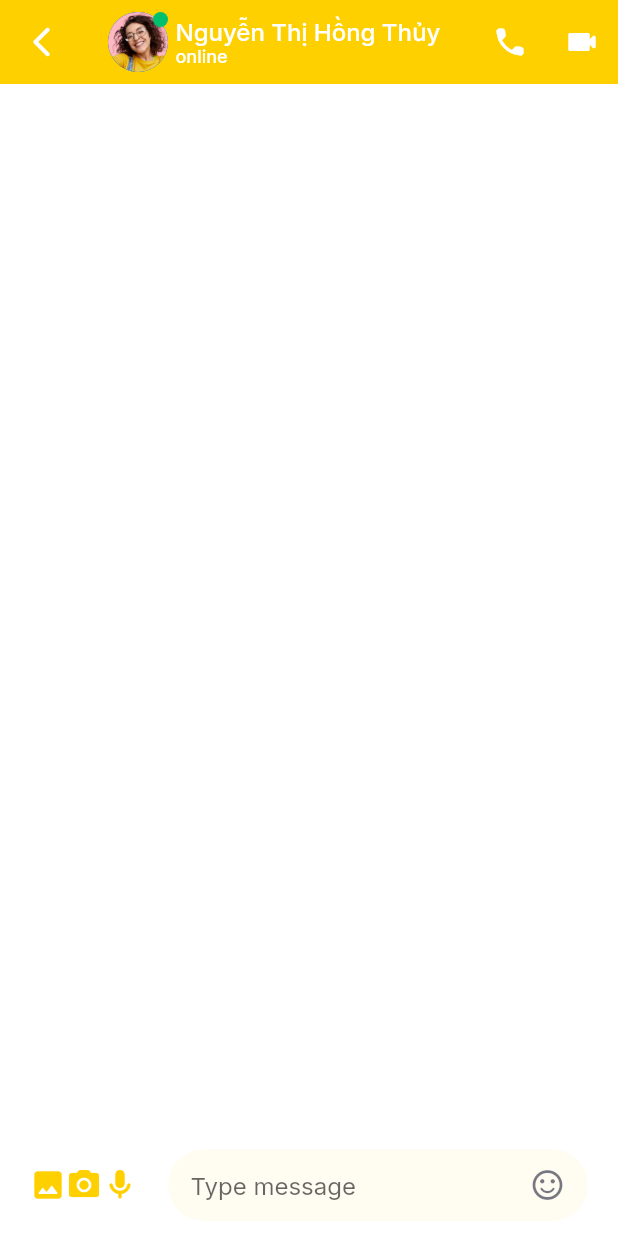
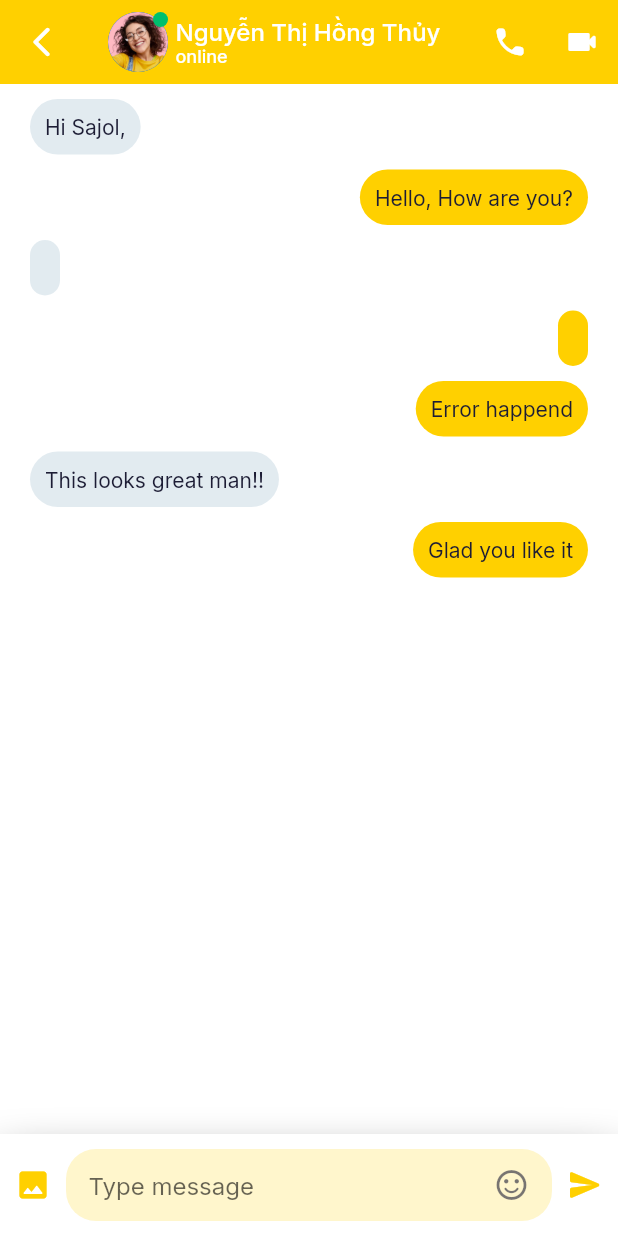
Before and after one commit to thang-uit/tuichat_flutter, a Flutter app: the MessageScreen screen opened directly, on a phone screen of 412 x 824 dp. Run offline on Flutter 3.47's test engine with Material 2 defaults, Android fonts, the phone set to English and light mode, and no system bars; our stand-ins replace google_fonts.

Commit message:
17:35 10/8/2021

```diff
--- a/lib/constants.dart
+++ b/lib/constants.dart
@@ -6,6 +6,9 @@ const kContentColorLightTheme = Color(0xFF1D1D35);
 const kContentColorDarkTheme = Color(0xFFF5FCF9);
 const kWarningColor = Color(0xFFDBA800);
 const kErrorColor = Color(0xFFFF0000);
+
 const kStatusOnlineColor = Color(0xFF00BF6D);
+const kNotSenderColor = Color(0xFFE2EBF0);
+
 
 const kDefaultPadding = 20.0;
--- a/lib/models/ChatMessage.dart
+++ b/lib/models/ChatMessage.dart
@@ -18,7 +18,7 @@ class ChatMessage {
       required this.isSender});
 }
 
-var demoChatMessages = [
+var chatMessages = [
   ChatMessage(
     text: "Hi Sajol,",
     messageType: ChatMessageType.text,
--- a/lib/screens/messages/components/body.dart
+++ b/lib/screens/messages/components/body.dart
@@ -1,5 +1,6 @@
 import 'package:flutter/cupertino.dart';
 import 'package:flutter/material.dart';
+import 'package:tuichat_flutter/models/ChatMessage.dart';
 import '../../../constants.dart';
 
 class Body extends StatelessWidget {
@@ -7,30 +8,48 @@ class Body extends StatelessWidget {
   Widget build(BuildContext context) {
     return Column(
       children: [
-        Spacer(),
+        Expanded(
+            child: Padding(
+              padding: const EdgeInsets.symmetric(horizontal: kDefaultPadding),
+              child: ListView.builder(
+                itemCount: chatMessages.length,
+                itemBuilder: (context, index) => Message(chatMessage: chatMessages[index]),
+              ),
+            ),
+        ),
         Container(
           padding: EdgeInsets.symmetric(
-              horizontal: kDefaultPadding, vertical: kDefaultPadding / 2),
+              horizontal: kDefaultPadding * 0.5, vertical: kDefaultPadding / 2),
           decoration: BoxDecoration(
             color: Theme.of(context).scaffoldBackgroundColor,
+              boxShadow: [
+                BoxShadow(
+                  offset: Offset(0, 25),
+                  blurRadius: 30,
+                ),
+              ],
           ),
           child: Row(
             children: [
               Icon(Icons.photo_rounded, color: kPrimaryColor),
-              Icon(Icons.camera_alt_rounded, color: kPrimaryColor),
-              Icon(Icons.mic_rounded, color: kPrimaryColor),
-              SizedBox(width: kDefaultPadding),
+              // Icon(Icons.camera_alt_rounded, color: kPrimaryColor),
+              // Icon(Icons.mic_rounded, color: kPrimaryColor),
+              SizedBox(width: kDefaultPadding * 0.5),
               Expanded(
                 child: Container(
                   padding: EdgeInsets.symmetric(horizontal: kDefaultPadding * 0.75),
                   decoration: BoxDecoration(
-                    color: kPrimaryColor.withOpacity(0.05),
-                    borderRadius: BorderRadius.circular(40),
+                    color: kPrimaryColor.withOpacity(0.2),
+                    borderRadius: BorderRadius.circular(20),
+                  ),
+                  constraints: BoxConstraints(
+                    maxHeight: 100
                   ),
                   child: Row(
                     children: [
                       Expanded(
                           child: TextField(
+                            maxLines: null,
                             decoration: InputDecoration(
                               hintText: "Type message",
                               border: InputBorder.none,
@@ -49,6 +68,8 @@ class Body extends StatelessWidget {
                   ),
                 ),
               ),
+              SizedBox(width: kDefaultPadding * 0.5),
+              Icon(Icons.send_rounded, color: kPrimaryColor),
             ],
           ),
         ),
@@ -56,3 +77,44 @@ class Body extends StatelessWidget {
     );
   }
 }
+
+class Message extends StatelessWidget {
+  const Message({
+    Key? key,
+    required this.chatMessage,
+  }) : super(key: key);
+
+  final ChatMessage chatMessage;
+
+  @override
+  Widget build(BuildContext context) {
+    return Row(
+      mainAxisAlignment: this.chatMessage.isSender ? MainAxisAlignment.end : MainAxisAlignment.start,
+      children: [
+        TextMessage(chatMessage: this.chatMessage),
+      ],
+    );
+  }
+}
+
+class TextMessage extends StatelessWidget{
+  const TextMessage({
+    Key? key,
+    required this.chatMessage,
+  }): super(key: key);
+
+  final ChatMessage chatMessage;
+
+  @override
+  Widget build(BuildContext context) {
+    return Container(
+      margin: EdgeInsets.only(top: kDefaultPadding * 0.5),
+      padding: EdgeInsets.symmetric(horizontal: kDefaultPadding * 0.5, vertical: kDefaultPadding * 0.5),
+      decoration: BoxDecoration(
+        color: this.chatMessage.isSender ? kPrimaryColor : kNotSenderColor,
+        borderRadius: BorderRadius.circular(20),
+      ),
+      child: Text(this.chatMessage.text.toString().trim()),
+    );
+  }
+}
```
